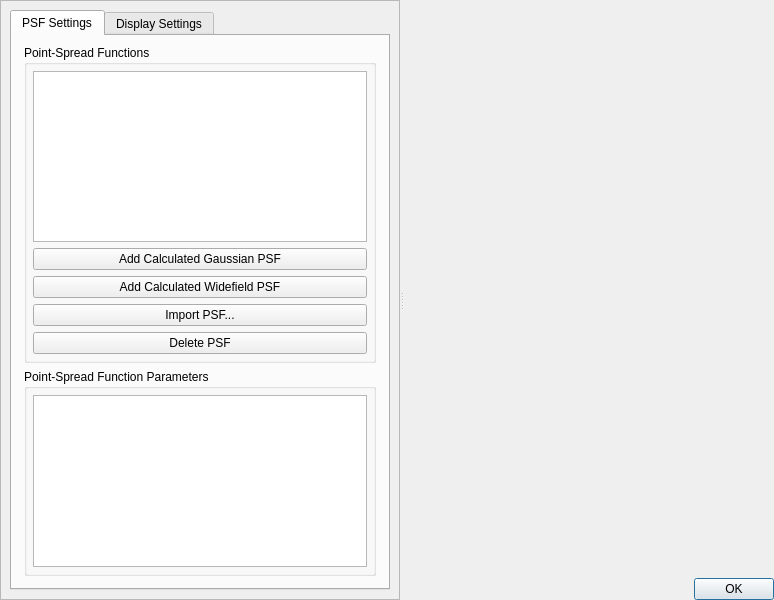
The window that apps/MicroscopeSimulator/PSFEditorDialog.ui (CISMM/MicroscopeSimulator2) describes before a commit, drawn with Qt 5.
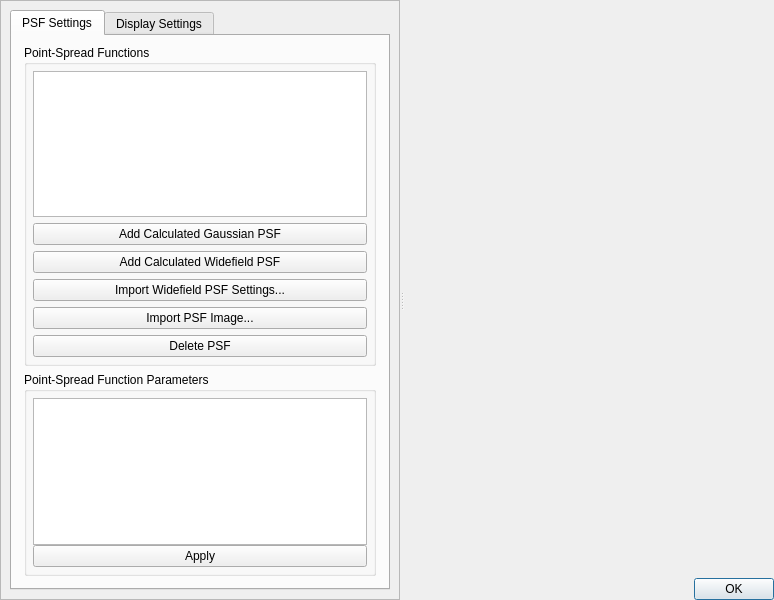
The same window after the commit. Custom widgets are drawn as their Qt base class.

Commit message: Added buttons gui_ImportPSFButton and gui_ApplyButton.

What changed in the file:
```diff
--- a/apps/MicroscopeSimulator/PSFEditorDialog.ui
+++ b/apps/MicroscopeSimulator/PSFEditorDialog.ui
@@ -114,10 +114,17 @@
                     </property>
                    </widget>
                   </item>
+                  <item>
+                   <widget class="QPushButton" name="gui_ImportWidefieldPSFSettingsButton">
+                    <property name="text">
+                     <string>Import Widefield PSF Settings...</string>
+                    </property>
+                   </widget>
+                  </item>
                   <item>
                    <widget class="QPushButton" name="gui_ImportPSFButton">
                     <property name="text">
-                     <string>Import PSF...</string>
+                     <string>Import PSF Image...</string>
                     </property>
                    </widget>
                   </item>
@@ -190,9 +197,13 @@
                     <attribute name="verticalHeaderDefaultSectionSize">
                      <number>16</number>
                     </attribute>
-                    <attribute name="horizontalHeaderStretchLastSection">
-                     <bool>false</bool>
-                    </attribute>
+                   </widget>
+                  </item>
+                  <item>
+                   <widget class="QPushButton" name="gui_ApplyButton">
+                    <property name="text">
+                     <string>Apply</string>
+                    </property>
                    </widget>
                   </item>
                  </layout>
```
